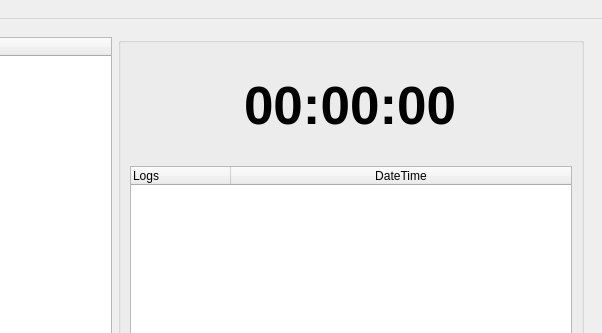
MaxB321/TimeBranchr, file src/gui/ui/main_window.ui: the form before one commit; both pictures show x 373 to 975 and y 0 to 333 of the 975 by 637 pixel window.
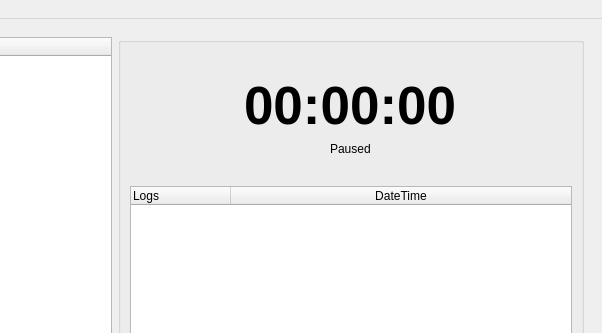
The form after the commit.

Commit message: paused label now appears under the timer label when timer is paused

Patch:
```diff
--- a/src/gui/ui/main_window.ui
+++ b/src/gui/ui/main_window.ui
@@ -86,6 +86,13 @@
              </property>
             </widget>
            </item>
+           <item alignment="Qt::AlignmentFlag::AlignHCenter">
+            <widget class="QLabel" name="pauseLabel">
+             <property name="text">
+              <string>Paused</string>
+             </property>
+            </widget>
+           </item>
            <item>
             <widget class="QFrame" name="frame">
              <property name="frameShape">
```
Left out of the diff: 6 changed lines with no effect on the pictures. The commit also changes 3 other files.
